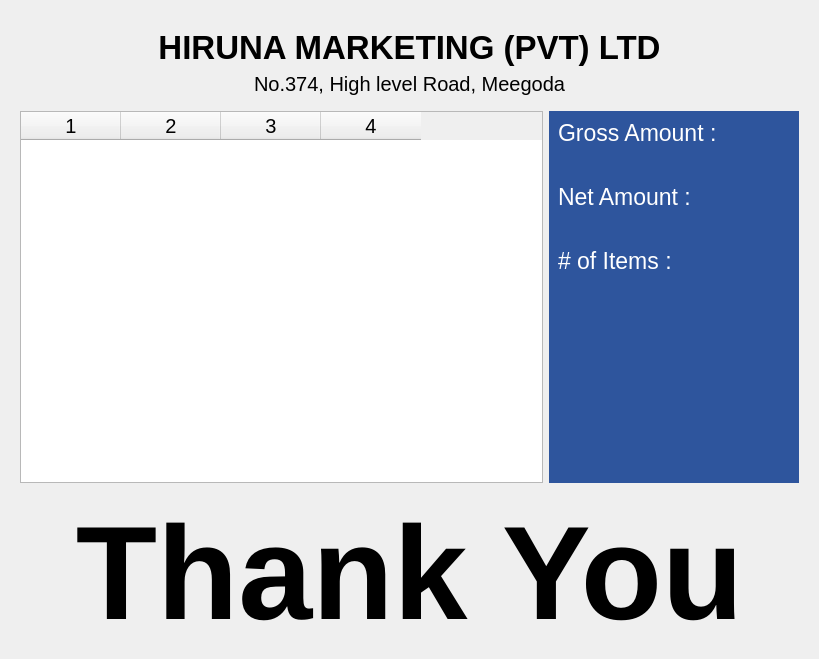
This is estorecpp/secondarydisplaywidget.ui in Watti/estorecpp as Qt 5 draws it before an edit. The edited form follows.
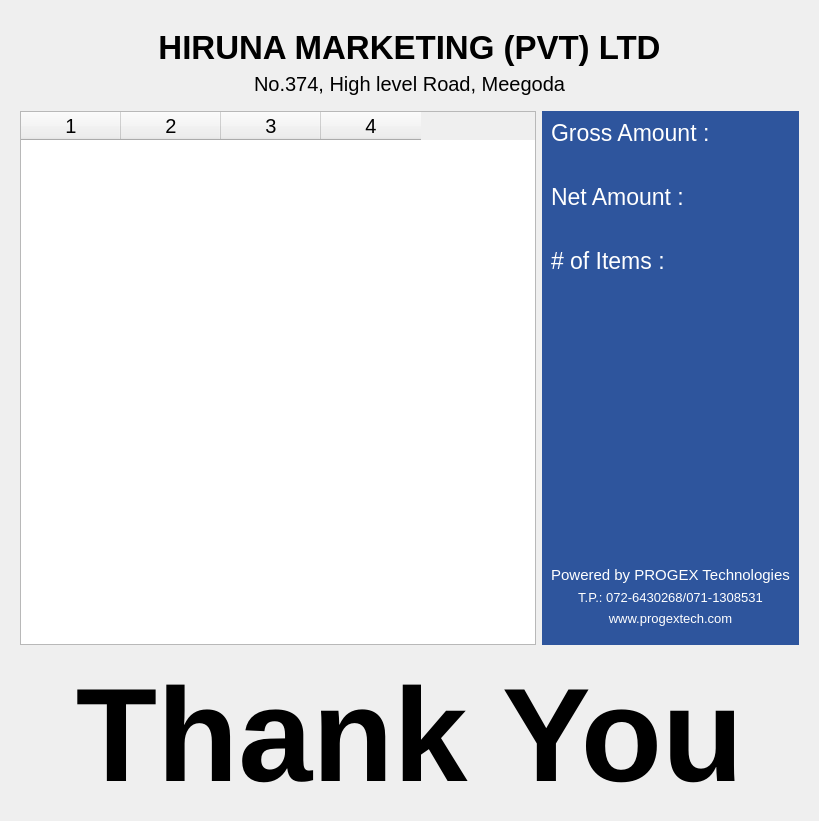
This is the edited form. Icons and pictures are not drawn.

Commit message: progex logo added to the display

Diff of the .ui file:
```diff
--- a/estorecpp/secondarydisplaywidget.ui
+++ b/estorecpp/secondarydisplaywidget.ui
@@ -7,7 +7,7 @@
     <x>0</x>
     <y>0</y>
     <width>819</width>
-    <height>659</height>
+    <height>821</height>
    </rect>
   </property>
   <property name="windowTitle">
@@ -483,6 +483,191 @@
              </property>
             </spacer>
            </item>
+           <item>
+            <widget class="QLabel" name="label_6">
+             <property name="text">
+              <string/>
+             </property>
+             <property name="pixmap">
+              <pixmap>icons/PROGEX_opq.png</pixmap>
+             </property>
+             <property name="alignment">
+              <set>Qt::AlignCenter</set>
+             </property>
+            </widget>
+           </item>
+           <item>
+            <widget class="QLabel" name="label_7">
+             <property name="palette">
+              <palette>
+               <active>
+                <colorrole role="WindowText">
+                 <brush brushstyle="SolidPattern">
+                  <color alpha="255">
+                   <red>255</red>
+                   <green>255</green>
+                   <blue>255</blue>
+                  </color>
+                 </brush>
+                </colorrole>
+               </active>
+               <inactive>
+                <colorrole role="WindowText">
+                 <brush brushstyle="SolidPattern">
+                  <color alpha="255">
+                   <red>255</red>
+                   <green>255</green>
+                   <blue>255</blue>
+                  </color>
+                 </brush>
+                </colorrole>
+               </inactive>
+               <disabled>
+                <colorrole role="WindowText">
+                 <brush brushstyle="SolidPattern">
+                  <color alpha="255">
+                   <red>120</red>
+                   <green>120</green>
+                   <blue>120</blue>
+                  </color>
+                 </brush>
+                </colorrole>
+               </disabled>
+              </palette>
+             </property>
+             <property name="font">
+              <font>
+               <pointsize>11</pointsize>
+              </font>
+             </property>
+             <property name="text">
+              <string>Powered by PROGEX Technologies</string>
+             </property>
+             <property name="alignment">
+              <set>Qt::AlignCenter</set>
+             </property>
+            </widget>
+           </item>
+           <item>
+            <widget class="QLabel" name="label_8">
+             <property name="palette">
+              <palette>
+               <active>
+                <colorrole role="WindowText">
+                 <brush brushstyle="SolidPattern">
+                  <color alpha="255">
+                   <red>255</red>
+                   <green>255</green>
+                   <blue>255</blue>
+                  </color>
+                 </brush>
+                </colorrole>
+               </active>
+               <inactive>
+                <colorrole role="WindowText">
+                 <brush brushstyle="SolidPattern">
+                  <color alpha="255">
+                   <red>255</red>
+                   <green>255</green>
+                   <blue>255</blue>
+                  </color>
+                 </brush>
+                </colorrole>
+               </inactive>
+               <disabled>
+                <colorrole role="WindowText">
+                 <brush brushstyle="SolidPattern">
+                  <color alpha="255">
+                   <red>120</red>
+                   <green>120</green>
+                   <blue>120</blue>
+                  </color>
+                 </brush>
+                </colorrole>
+               </disabled>
+              </palette>
+             </property>
+             <property name="font">
+              <font>
+               <pointsize>10</pointsize>
+              </font>
+             </property>
+             <property name="text">
+              <string>T.P.: 072-6430268/071-1308531</string>
+             </property>
+             <property name="alignment">
+              <set>Qt::AlignCenter</set>
+             </property>
+            </widget>
+           </item>
+           <item>
+            <widget class="QLabel" name="label_9">
+             <property name="palette">
+              <palette>
+               <active>
+                <colorrole role="WindowText">
+                 <brush brushstyle="SolidPattern">
+                  <color alpha="255">
+                   <red>255</red>
+                   <green>255</green>
+                   <blue>255</blue>
+                  </color>
+                 </brush>
+                </colorrole>
+               </active>
+               <inactive>
+                <colorrole role="WindowText">
+                 <brush brushstyle="SolidPattern">
+                  <color alpha="255">
+                   <red>255</red>
+                   <green>255</green>
+                   <blue>255</blue>
+                  </color>
+                 </brush>
+                </colorrole>
+               </inactive>
+               <disabled>
+                <colorrole role="WindowText">
+                 <brush brushstyle="SolidPattern">
+                  <color alpha="255">
+                   <red>120</red>
+                   <green>120</green>
+                   <blue>120</blue>
+                  </color>
+                 </brush>
+                </colorrole>
+               </disabled>
+              </palette>
+             </property>
+             <property name="font">
+              <font>
+               <pointsize>10</pointsize>
+              </font>
+             </property>
+             <property name="text">
+              <string>www.progextech.com</string>
+             </property>
+             <property name="alignment">
+              <set>Qt::AlignCenter</set>
+             </property>
+            </widget>
+           </item>
+           <item>
+            <spacer name="verticalSpacer_2">
+             <property name="orientation">
+              <enum>Qt::Vertical</enum>
+             </property>
+             <property name="sizeType">
+              <enum>QSizePolicy::Fixed</enum>
+             </property>
+             <property name="sizeHint" stdset="0">
+              <size>
+               <width>20</width>
+               <height>10</height>
+              </size>
+             </property>
+            </spacer>
+           </item>
           </layout>
          </widget>
         </item>
```
The commit also changes 3 other files.
